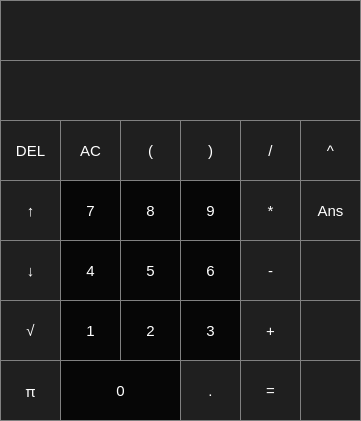
Above: CalcWithGui/CalcWithGui.ui from NaschKadse/CalcWithGui before the change. Below: the same form after it.
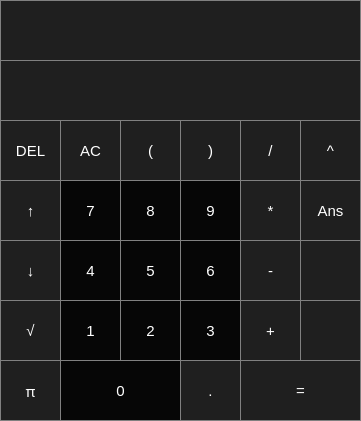
That is the form after the change.

```diff
--- a/CalcWithGui/CalcWithGui.ui
+++ b/CalcWithGui/CalcWithGui.ui
@@ -630,7 +630,7 @@
      <rect>
       <x>240</x>
       <y>360</y>
-      <width>61</width>
+      <width>121</width>
       <height>61</height>
      </rect>
     </property>
@@ -995,43 +995,6 @@
     <property name="text">
      <string/>
     </property>
-    <property name="shortcut">
-     <string>+</string>
-    </property>
-   </widget>
-   <widget class="QPushButton" name="pushButton_free_3">
-    <property name="geometry">
-     <rect>
-      <x>300</x>
-      <y>360</y>
-      <width>61</width>
-      <height>61</height>
-     </rect>
-    </property>
-    <property name="font">
-     <font>
-      <pointsize>11</pointsize>
-     </font>
-    </property>
-    <property name="styleSheet">
-     <string notr="true">QPushButton {
-   border: 1px solid gray;
-  color: white; 
-}
-QPushButton:hover {
-    background-color: rgb(74, 74, 74);
-}
-QPushButton:pressed {
-    background-color: qlineargradient(x1: 0, y1: 0, x2: 0, y2: 1,
-                                      stop: 0 #dadbde, stop: 1 #444444);
-}</string>
-    </property>
-    <property name="text">
-     <string/>
-    </property>
-    <property name="shortcut">
-     <string>Return</string>
-    </property>
    </widget>
    <widget class="QPushButton" name="pushButton_free">
     <property name="geometry">
```
Left out of the diff: 26 changed lines with no effect on the pictures.
